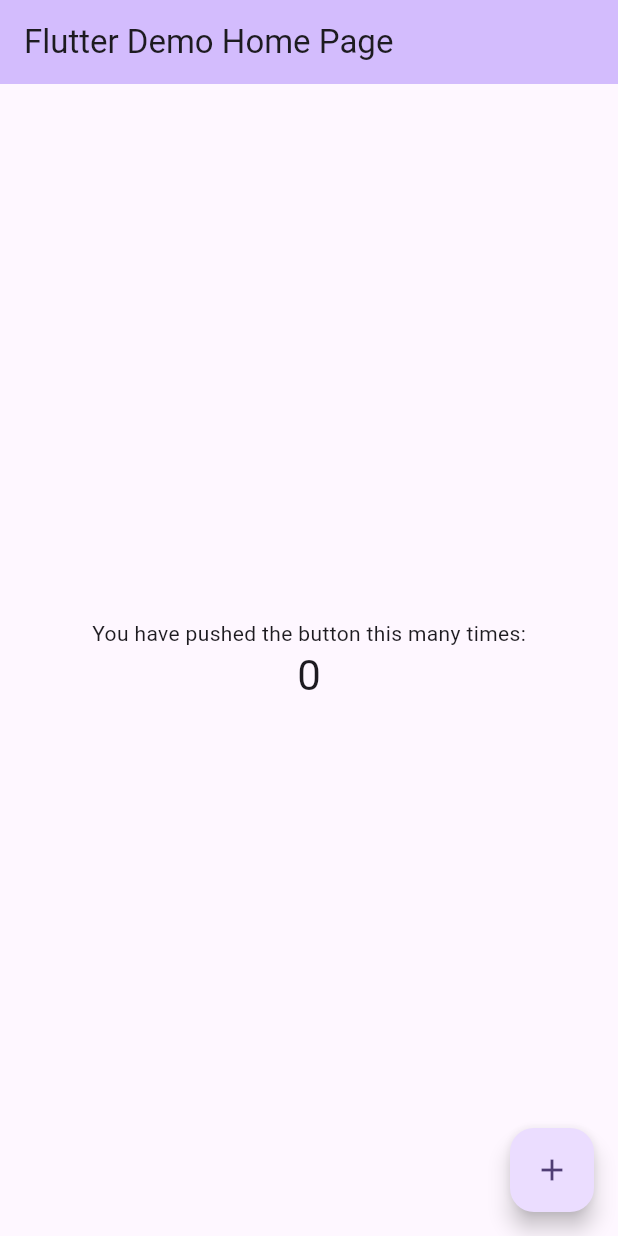
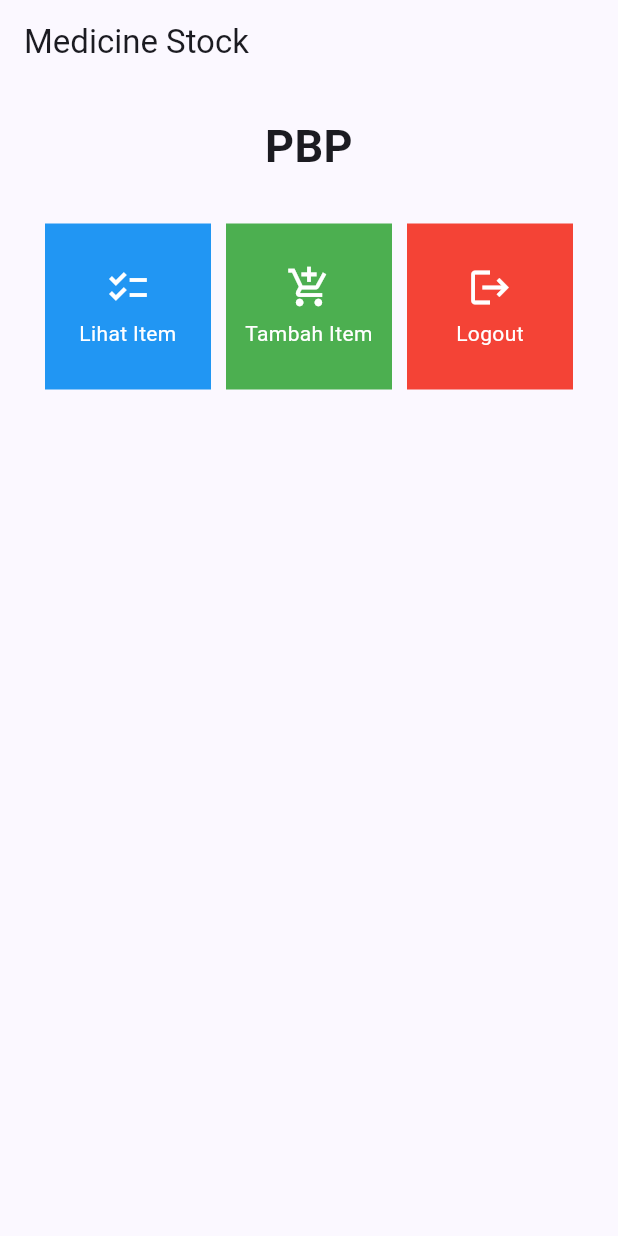
Before and after one commit to gnh374/medicine-stock-mobile, a Flutter app: the screen it shows after launch, on a phone screen of 412 x 824 dp. Run offline on Flutter 3.47's test engine with Material 2 defaults, Android fonts, the phone set to English and light mode, and no system bars.

Commit message:
Completed tugas 7

```diff
--- a/lib/main.dart
+++ b/lib/main.dart
@@ -1,5 +1,5 @@
 import 'package:flutter/material.dart';
-
+import 'package:medicine_stock/menu.dart';
 void main() {
   runApp(const MyApp());
 }
@@ -28,98 +28,10 @@
         //
         // This works for code too, not just values: Most code changes can be
         // tested with just a hot reload.
-        colorScheme: ColorScheme.fromSeed(seedColor: Colors.deepPurple),
+        colorScheme: ColorScheme.fromSeed(seedColor: Colors.indigo),
         useMaterial3: true,
       ),
-      home: const MyHomePage(title: 'Flutter Demo Home Page'),
+      home: MyHomePage(),
     );
   }
 }
-
-class MyHomePage extends StatefulWidget {
-  const MyHomePage({super.key, required this.title});
-
-  // This widget is the home page of your application. It is stateful, meaning
-  // that it has a State object (defined below) that contains fields that affect
-  // how it looks.
-
-  // This class is the configuration for the state. It holds the values (in this
-  // case the title) provided by the parent (in this case the App widget) and
-  // used by the build method of the State. Fields in a Widget subclass are
-  // always marked "final".
-
-  final String title;
-
-  @override
-  State<MyHomePage> createState() => _MyHomePageState();
-}
-
-class _MyHomePageState extends State<MyHomePage> {
-  int _counter = 0;
-
-  void _incrementCounter() {
-    setState(() {
-      // This call to setState tells the Flutter framework that something has
-      // changed in this State, which causes it to rerun the build method below
-      // so that the display can reflect the updated values. If we changed
-      // _counter without calling setState(), then the build method would not be
-      // called again, and so nothing would appear to happen.
-      _counter++;
-    });
-  }
-
-  @override
-  Widget build(BuildContext context) {
-    // This method is rerun every time setState is called, for instance as done
-    // by the _incrementCounter method above.
-    //
-    // The Flutter framework has been optimized to make rerunning build methods
-    // fast, so that you can just rebuild anything that needs updating rather
-    // than having to individually change instances of widgets.
-    return Scaffold(
-      appBar: AppBar(
-        // TRY THIS: Try changing the color here to a specific color (to
-        // Colors.amber, perhaps?) and trigger a hot reload to see the AppBar
-        // change color while the other colors stay the same.
-        backgroundColor: Theme.of(context).colorScheme.inversePrimary,
-        // Here we take the value from the MyHomePage object that was created by
-        // the App.build method, and use it to set our appbar title.
-        title: Text(widget.title),
-      ),
-      body: Center(
-        // Center is a layout widget. It takes a single child and positions it
-        // in the middle of the parent.
-        child: Column(
-          // Column is also a layout widget. It takes a list of children and
-          // arranges them vertically. By default, it sizes itself to fit its
-          // children horizontally, and tries to be as tall as its parent.
-          //
-          // Column has various properties to control how it sizes itself and
-          // how it positions its children. Here we use mainAxisAlignment to
-          // center the children vertically; the main axis here is the vertical
-          // axis because Columns are vertical (the cross axis would be
-          // horizontal).
-          //
-          // TRY THIS: Invoke "debug painting" (choose the "Toggle Debug Paint"
-          // action in the IDE, or press "p" in the console), to see the
-          // wireframe for each widget.
-          mainAxisAlignment: MainAxisAlignment.center,
-          children: <Widget>[
-            const Text(
-              'You have pushed the button this many times:',
-            ),
-            Text(
-              '$_counter',
-              style: Theme.of(context).textTheme.headlineMedium,
-            ),
-          ],
-        ),
-      ),
-      floatingActionButton: FloatingActionButton(
-        onPressed: _incrementCounter,
-        tooltip: 'Increment',
-        child: const Icon(Icons.add),
-      ), // This trailing comma makes auto-formatting nicer for build methods.
-    );
-  }
-}
--- /dev/null
+++ b/lib/menu.dart
@@ -0,0 +1,109 @@
+import 'package:flutter/material.dart';
+
+class MyHomePage extends StatelessWidget {
+  MyHomePage({Key? key}) : super(key: key);
+  final List<ShopItem> items = [
+    ShopItem("Lihat Item", Icons.checklist, Colors.blue),
+    ShopItem("Tambah Item", Icons.add_shopping_cart, Colors.green),
+    ShopItem("Logout", Icons.logout, Colors.red),
+  ];
+  @override
+  Widget build(BuildContext context) {
+    return Scaffold(
+      appBar: AppBar(
+        title: const Text(
+          'Medicine Stock',
+        ),
+      ),
+      body: SingleChildScrollView(
+        // Widget wrapper yang dapat discroll
+        child: Padding(
+          padding: const EdgeInsets.all(10.0), // Set padding dari halaman
+          child: Column(
+            // Widget untuk menampilkan children secara vertikal
+            children: <Widget>[
+              const Padding(
+                padding: EdgeInsets.only(top: 10.0, bottom: 10.0),
+                // Widget Text untuk menampilkan tulisan dengan alignment center dan style yang sesuai
+                child: Text(
+                  'PBP', // Text yang menandakan toko
+                  textAlign: TextAlign.center,
+                  style: TextStyle(
+                    fontSize: 30,
+                    fontWeight: FontWeight.bold,
+                  ),
+                ),
+              ),
+              // Grid layout
+              GridView.count(
+                // Container pada card kita.
+                primary: true,
+                padding: const EdgeInsets.all(20),
+                crossAxisSpacing: 10,
+                mainAxisSpacing: 10,
+                crossAxisCount: 3,
+                shrinkWrap: true,
+                children: items.map((ShopItem item) {
+                  // Iterasi untuk setiap item
+                  return ShopCard(item);
+                }).toList(),
+              ),
+            ],
+          ),
+        ),
+      ),
+    );
+  }
+}
+
+class ShopItem {
+  final String name;
+  final IconData icon;
+  final Color cardColor;
+  ShopItem(this.name, this.icon, this.cardColor);
+}
+
+class ShopCard extends StatelessWidget {
+  final ShopItem item;
+
+  const ShopCard(this.item, {super.key}); // Constructor
+
+  @override
+  Widget build(BuildContext context) {
+    return Material(
+      color:  item.cardColor,
+      child: InkWell(
+        // Area responsive terhadap sentuhan
+        onTap: () {
+          // Memunculkan SnackBar ketika diklik
+          ScaffoldMessenger.of(context)
+            ..hideCurrentSnackBar()
+            ..showSnackBar(SnackBar(
+                content: Text("Kamu telah menekan tombol ${item.name}!")));
+        },
+        child: Container(
+          // Container untuk menyimpan Icon dan Text
+          padding: const EdgeInsets.all(8),
+          child: Center(
+            child: Column(
+              mainAxisAlignment: MainAxisAlignment.center,
+              children: [
+                Icon(
+                  item.icon,
+                  color: Colors.white,
+                  size: 30.0,
+                ),
+                const Padding(padding: EdgeInsets.all(3)),
+                Text(
+                  item.name,
+                  textAlign: TextAlign.center,
+                  style: const TextStyle(color: Colors.white),
+                ),
+              ],
+            ),
+          ),
+        ),
+      ),
+    );
+  }
+}
```
Also changed, not shown: 1 other file.
